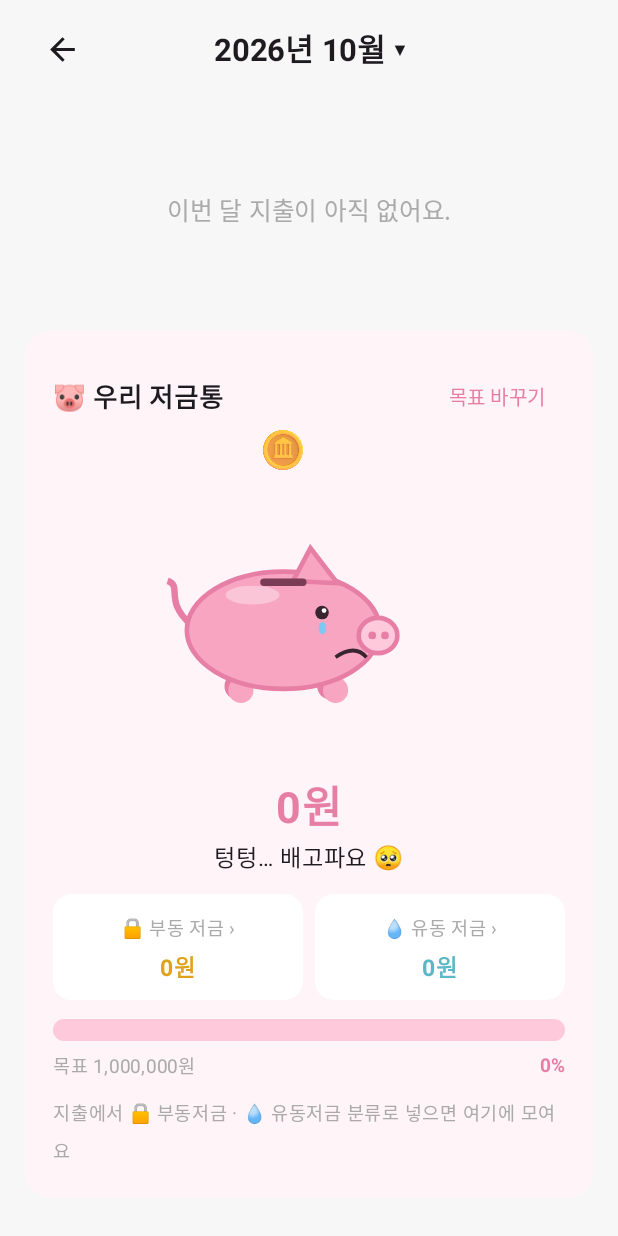
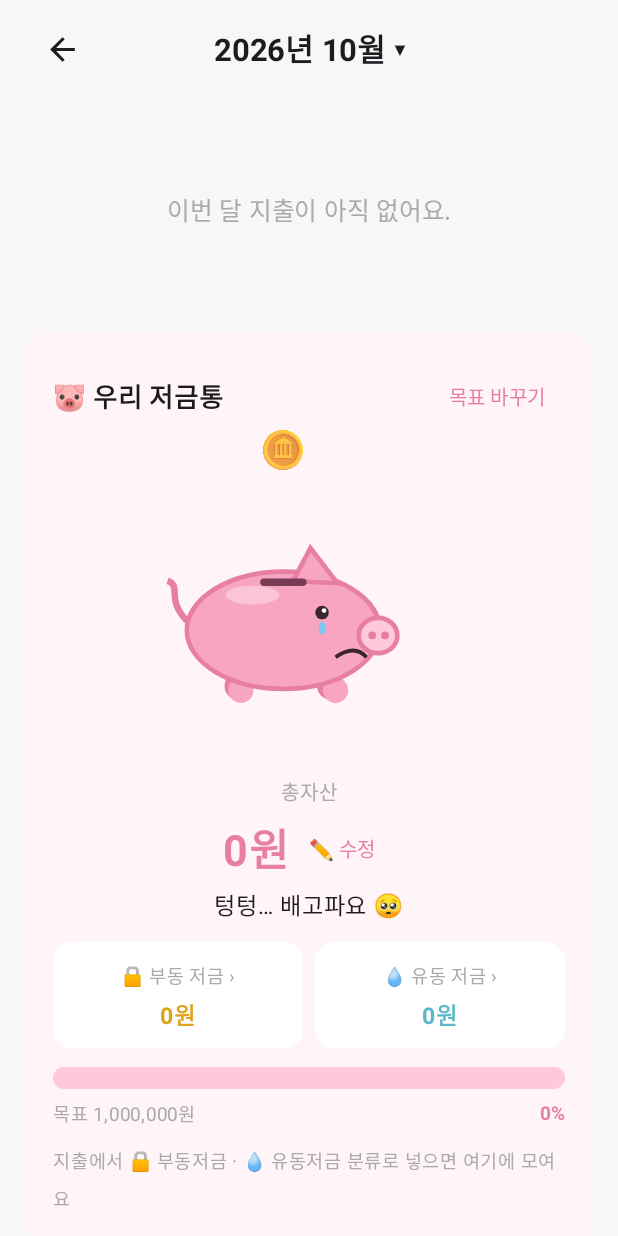
Before and after one commit to squatwolf1/Claude, an Android app built with Jetpack Compose: the screen it shows after launch (MainActivity), after a tap on "통계", on a phone screen of 412 x 824 dp. Run offline under Robolectric (Android 15) with nearby library versions, the phone set to English and light mode, and no system bars; our stand-ins replace Firebase (no records; nobody signed in at launch, a user with empty details on screens opened directly); 2 other taps on this screen came first.

Commit message:
저금통에 총자산 표시·직접 수정, 수정한 차이는 유동 저금에 합산
Co-Authored-By: Claude Opus 5.5 <noreply@anthropic.com>
Claude-Session: https://claude.ai/code/session_014G3sdaVK96uYr3imeNG818

```diff
--- a/app/src/main/java/com/squatwolf/gagyebu/LedgerViewModel.kt
+++ b/app/src/main/java/com/squatwolf/gagyebu/LedgerViewModel.kt
@@ -55,6 +55,15 @@ class LedgerViewModel(app: Application) : AndroidViewModel(app) {
     fun changeUiScale(value: Float) {
         uiScale = value
         prefs.edit().putFloat("uiScale", value).commit()
+    }
+
+    /** 총자산을 직접 고친 만큼의 금액. 유동 저금에 더해서 보여 준다. 이 폰에만 저장. */
+    var assetBase by mutableStateOf(prefs.getLong("assetBase", 0L))
+        private set
+
+    fun changeAssetBase(value: Long) {
+        assetBase = value
+        prefs.edit().putLong("assetBase", value).commit()
     }
 
     fun changeGoal(value: Long) {
--- a/app/src/main/java/com/squatwolf/gagyebu/ui/LedgerScreen.kt
+++ b/app/src/main/java/com/squatwolf/gagyebu/ui/LedgerScreen.kt
@@ -105,6 +105,8 @@ fun LedgerScreen(vm: LedgerViewModel) {
             saved = saved,
             goal = vm.goal,
             onGoal = vm::changeGoal,
+            assetBase = vm.assetBase,
+            onAssetBase = vm::changeAssetBase,
             onPick = vm::pickMonth,
             onBack = { stats = false },
         )
--- a/app/src/main/java/com/squatwolf/gagyebu/ui/PiggyBank.kt
+++ b/app/src/main/java/com/squatwolf/gagyebu/ui/PiggyBank.kt
@@ -69,15 +69,32 @@ private val LiquidBlue = Color(0xFF5BB8C6)
 
 /** 저금 칸을 누르면 그 칸에 들어간 내역을 보여 준다. */
 @Composable
-private fun SavingListDialog(title: String, entries: List<Entry>, onDismiss: () -> Unit) {
+private fun SavingListDialog(title: String, entries: List<Entry>, onDismiss: () -> Unit, base: Long = 0) {
     AlertDialog(
         onDismissRequest = onDismiss,
         title = { Text(title) },
         text = {
-            if (entries.isEmpty()) {
+            if (entries.isEmpty() && base == 0L) {
                 Text("아직 들어간 내역이 없어요.", color = Muted, fontSize = 15.sp)
             } else {
                 LazyColumn(Modifier.heightIn(max = 360.dp)) {
+                    // 총자산을 직접 고친 만큼은 유동 저금에 한 줄로 보여 준다.
+                    if (base != 0L) {
+                        item {
+                            Row(Modifier.fillMaxWidth().padding(vertical = 8.dp), verticalAlignment = Alignment.CenterVertically) {
+                                Column(Modifier.weight(1f)) {
+                                    Text("✏️ 직접 입력한 자산", fontSize = 15.sp)
+                                    Text("총자산 수정으로 맞춘 금액", color = Muted, fontSize = 12.sp)
+                                }
+                                Text(
+                                    (if (base < 0) "-" else "+") + won(kotlin.math.abs(base)) + "원",
+                                    fontSize = 15.sp,
+                                    fontWeight = FontWeight.Bold,
+                                    color = if (base < 0) Red else PigDark,
+                                )
+                            }
+                        }
+                    }
                     items(entries, key = { it.id }) { e ->
                         Row(Modifier.fillMaxWidth().padding(vertical = 8.dp), verticalAlignment = Alignment.CenterVertically) {
                             Column(Modifier.weight(1f)) {
@@ -128,8 +145,11 @@ private fun moodOf(ratio: Float) = when {
  * 동전·반짝이·돈주머니 그림: Microsoft Fluent Emoji (MIT, licenses/FluentEmoji-MIT.txt).
  */
 @Composable
-fun PiggyCard(savings: Savings, goal: Long, onGoal: (Long) -> Unit) {
-    val saved = savings.total
+fun PiggyCard(savings: Savings, goal: Long, onGoal: (Long) -> Unit, assetBase: Long, onAssetBase: (Long) -> Unit) {
+    // 총자산 = 부동 + 유동. 직접 고친 금액(assetBase)은 유동에 더한다.
+    val liquid = savings.liquid + assetBase
+    val saved = savings.fixed + liquid
+    var editingAsset by remember { mutableStateOf(false) }
     val ratio = if (goal > 0) saved.coerceAtLeast(0).toFloat() / goal else 0f
     val fill by animateFloatAsState(ratio.coerceIn(0f, 1.2f), tween(900), label = "piggy")
     val mood = moodOf(ratio)
@@ -197,13 +217,16 @@ fun PiggyCard(savings: Savings, goal: Long, onGoal: (Long) -> Unit) {
             }
         }
 
+        Text("총자산", color = Muted, fontSize = 13.sp, modifier = Modifier.align(Alignment.CenterHorizontally))
+        Row(Modifier.align(Alignment.CenterHorizontally), verticalAlignment = Alignment.CenterVertically) {
             Text(
                 "${won(saved.coerceAtLeast(0))}원",
                 fontSize = 28.sp,
                 fontWeight = FontWeight.Bold,
                 color = PigDark,
-            modifier = Modifier.align(Alignment.CenterHorizontally),
             )
+            TextButton(onClick = { editingAsset = true }) { Text("✏️ 수정", color = PigDark, fontSize = 13.sp) }
+        }
         Text(
             when (mood) {
                 Mood.Hungry -> "텅텅… 배고파요 🥺"
@@ -218,7 +241,7 @@ fun PiggyCard(savings: Savings, goal: Long, onGoal: (Long) -> Unit) {
         // 부동 · 유동 나눠 보기
         Row(Modifier.fillMaxWidth(), horizontalArrangement = Arrangement.spacedBy(8.dp)) {
             SavingCell("🔒 부동 저금", savings.fixed, FixedGold, Modifier.weight(1f)) { showing = true }
-            SavingCell("💧 유동 저금", savings.liquid, LiquidBlue, Modifier.weight(1f)) { showing = false }
+            SavingCell("💧 유동 저금", liquid, LiquidBlue, Modifier.weight(1f)) { showing = false }
         }
         if (saved > 0) {
             val fixedShare = (savings.fixed.coerceAtLeast(0).toFloat() / saved).coerceIn(0f, 1f)
@@ -243,6 +266,35 @@ fun PiggyCard(savings: Savings, goal: Long, onGoal: (Long) -> Unit) {
             title = if (fixed) "🔒 부동 저금 내역" else "💧 유동 저금 내역",
             entries = if (fixed) savings.fixedEntries else savings.liquidEntries,
             onDismiss = { showing = null },
+            base = if (fixed) 0 else assetBase,
+        )
+    }
+
+    if (editingAsset) {
+        var text by remember { mutableStateOf(saved.coerceAtLeast(0).toString()) }
+        AlertDialog(
+            onDismissRequest = { editingAsset = false },
+            title = { Text("총자산 수정") },
+            text = {
+                Column(verticalArrangement = Arrangement.spacedBy(8.dp)) {
+                    OutlinedTextField(
+                        value = text,
+                        onValueChange = { text = it.filter(Char::isDigit).take(13) },
+                        label = { Text("지금 총자산 (원)") },
+                        keyboardOptions = KeyboardOptions(keyboardType = KeyboardType.Number),
+                        visualTransformation = ThousandsTransformation,
+                        singleLine = true,
+                    )
+                    Text("부동 저금은 그대로 두고, 차이만큼 💧 유동 저금에 더하거나 빼요.", color = Muted, fontSize = 12.sp)
+                }
+            },
+            confirmButton = {
+                TextButton(onClick = {
+                    text.toLongOrNull()?.let { total -> onAssetBase(total - savings.fixed - savings.liquid) }
+                    editingAsset = false
+                }) { Text("저장") }
+            },
+            dismissButton = { TextButton(onClick = { editingAsset = false }) { Text("취소") } },
         )
     }
 
--- a/app/src/main/java/com/squatwolf/gagyebu/ui/StatsScreen.kt
+++ b/app/src/main/java/com/squatwolf/gagyebu/ui/StatsScreen.kt
@@ -75,6 +75,8 @@ fun StatsScreen(
     saved: Savings,
     goal: Long,
     onGoal: (Long) -> Unit,
+    assetBase: Long,
+    onAssetBase: (Long) -> Unit,
     onPick: (YearMonth) -> Unit,
     onBack: () -> Unit,
 ) {
@@ -138,7 +140,7 @@ fun StatsScreen(
                 }
             }
             // 저금통은 그래프 아래
-            item { PiggyCard(saved, goal, onGoal) }
+            item { PiggyCard(saved, goal, onGoal, assetBase, onAssetBase) }
         }
     }
 }
```
Lines whose indentation alone changed are shown as unchanged.
